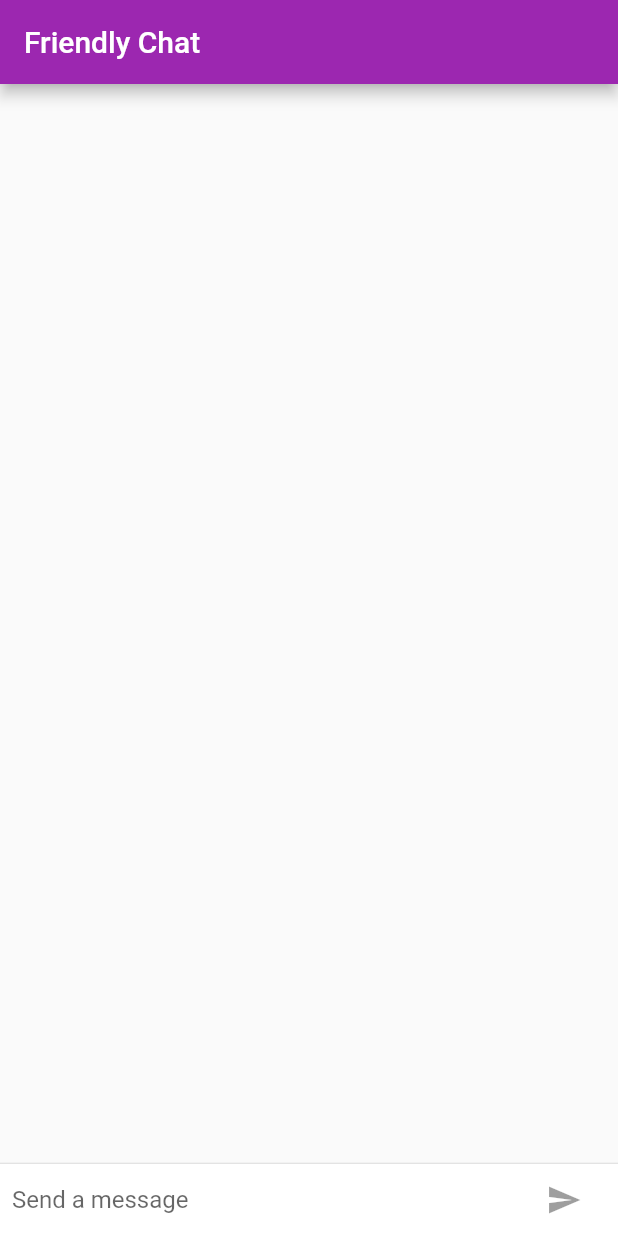
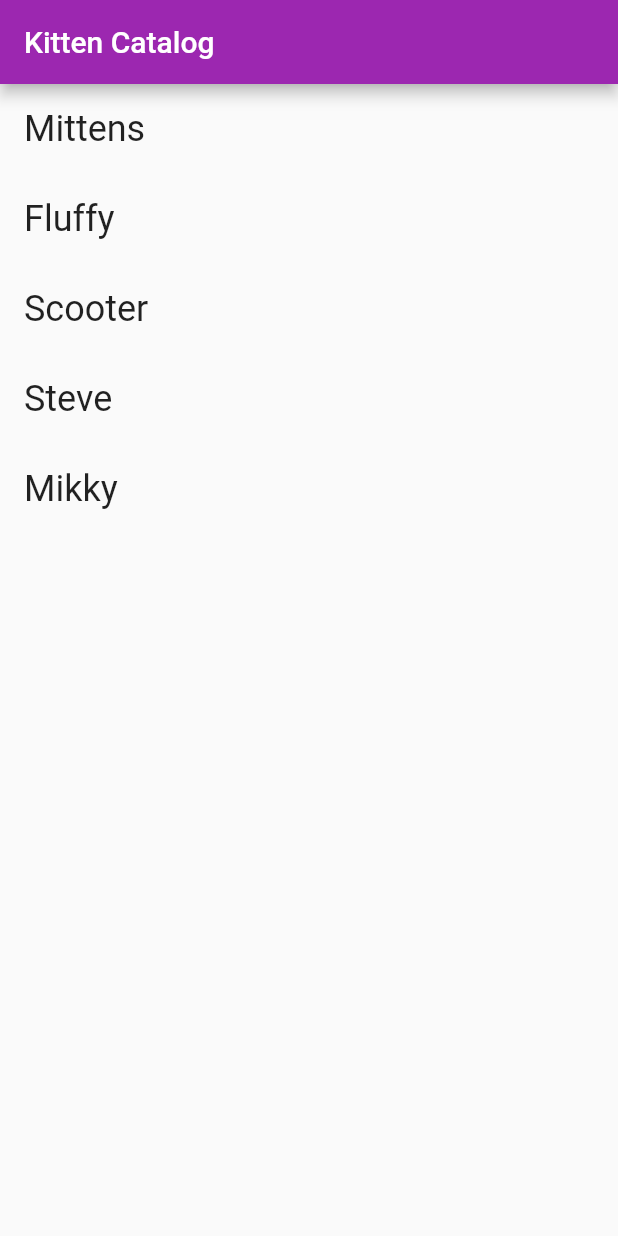
Before and after one commit to BennAjax/FlutterHub, a Flutter app: the screen it shows after launch, on a phone screen of 412 x 824 dp. Run offline on Flutter 3.47's test engine with Material 2 defaults, Android fonts, the phone set to English and light mode, and no system bars.

Commit message:
kitten app

```diff
--- a/lib/main.dart
+++ b/lib/main.dart
@@ -2,193 +2,139 @@ import 'package:flutter/cupertino.dart';
 import 'package:flutter/foundation.dart';
 import 'package:flutter/material.dart';
 
-void main() {
-  runApp(FriendlyChatApp());
-}
+void main() => runApp(const KittenApp());
 
-final ThemeData kIOSTheme = ThemeData(
-  primarySwatch: Colors.orange,
-  primaryColor: Colors.grey[100],
-  primaryColorBrightness: Brightness.light,
-);
+class KittenApp extends StatelessWidget {
+  const KittenApp();
 
-final ThemeData kDefaultTheme = ThemeData(
-  primarySwatch: Colors.purple,
-  accentColor: Colors.orangeAccent[400],
-);
-
-class FriendlyChatApp extends StatelessWidget {
   @override
   Widget build(BuildContext context) {
     return MaterialApp(
-        title: 'FriendlyChat',
-        theme: defaultTargetPlatform == TargetPlatform.iOS // NEW
-            ? kIOSTheme                                      // NEW
-            : kDefaultTheme,
-        home: ChatScreen()
-    );
+        title: 'kitten App',
+        theme: ThemeData(
+            primarySwatch: Colors.purple,
+            buttonColor: Colors.purple,
+            buttonTheme: ButtonThemeData(textTheme: ButtonTextTheme.primary)),
+        home: HomePage());
   }
 }
 
-class ChatScreen extends StatefulWidget {
-  @override
-  _ChatScreenState createState() => _ChatScreenState();
+// Because IOS Simulators and Android emulators use different addresses to represent the machine they are running on
+final String server = defaultTargetPlatform == TargetPlatform.android
+    ? "192.168.43.253"
+    : "localhost";
+
+class Kitten {
+  const Kitten({this.name, this.description, this.age, this.imageUrl});
+
+  final String name;
+  final String description;
+  final int age;
+  final String imageUrl;
 }
 
-class _ChatScreenState extends State<ChatScreen> with TickerProviderStateMixin {
-  final _textController = TextEditingController();
-  final List<ChatMessage> _messages = [];
-  final FocusNode _focusNode = FocusNode();
-  bool _isComposing = false;
+final List<Kitten> _kittens = <Kitten>[
+  Kitten(
+    name: 'Mittens',
+    description:
+        'This pinnacle of cats. When Mittens sits in your lap, you feel like royalty.',
+    age: 11,
+    imageUrl: 'kitten0.jpg',
+  ),
+  Kitten(
+    name: 'Fluffy',
+    description: 'World\'s cutest kitten, Seriously, we did the research',
+    age: 3,
+    imageUrl: 'kitten1.jpg',
+  ),
+  Kitten(
+    name: 'Scooter',
+    description: 'Chases string faster than 9/10 competing kittens',
+    age: 2,
+    imageUrl: 'kitten2.jpg',
+  ),
+  Kitten(
+    name: 'Steve',
+    description: 'Steve is cool and just kind of hangs out',
+    age: 4,
+    imageUrl: 'kitten3.jpg',
+  ),
+  Kitten(
+    name: 'Mikky',
+    description: 'Cool like a sheep but furious as a tiger',
+    age: 6,
+    imageUrl: 'kitten4.png',
+  )
+];
 
+Widget _dialogBuilder(BuildContext context, Kitten kitten) {
+  final ThemeData themeData = Theme.of(context);
+  return SimpleDialog(
+    contentPadding: EdgeInsets.zero,
+    children: <Widget>[
+      Image.asset('assets/images/${kitten.imageUrl}', fit: BoxFit.fill),
+      Padding(
+        padding: EdgeInsets.all(16.0),
+        child: Column(
+          crossAxisAlignment: CrossAxisAlignment.stretch,
+          children: <Widget>[
+            Text(
+              kitten.name,
+              style: themeData.textTheme.headline4,
+            ),
+            Text('${kitten.age} months old',
+                style: themeData.textTheme.subtitle1
+                    .copyWith(fontStyle: FontStyle.italic)),
+            SizedBox(height: 16.0),
+            Text(kitten.description, style: themeData.textTheme.bodyText1),
+            SizedBox(height: 16.0),
+            Align(
+              alignment: Alignment.centerRight,
+              child: Wrap(
+                children: <Widget>[
+                  FlatButton(
+                    onPressed: () => {Navigator.of(context).pop()},
+                    child: Text('I\'M ALLERGIC'),
+                  ),
+                  RaisedButton(
+                    onPressed: () => {},
+                    child: Text('ADOPT'),
+                  )
+                ],
+              ),
+            )
+          ],
+        ),
+      )
+    ],
+  );
+}
+
+Widget _listItemBuilder(BuildContext context, int index) {
+  return GestureDetector(
+    onTap: () => showDialog(
+        context: context,
+        builder: (context) => _dialogBuilder(context, _kittens[index])),
+    child: Container(
+      padding: const EdgeInsets.only(left: 16.0),
+      alignment: Alignment.centerLeft,
+      child: Text(_kittens[index].name,
+          style: Theme.of(context).textTheme.headline),
+    ),
+  );
+}
+
+class HomePage extends StatelessWidget {
   @override
   Widget build(BuildContext context) {
     return Scaffold(
       appBar: AppBar(
-        title: Text('Friendly Chat'),
-        elevation: Theme.of(context).platform == TargetPlatform.iOS ? 0.0 : 4.0,
+        title: Text('Kitten Catalog'),
       ),
-      body: Container(
-        child: Column(
-          // MODIFIED
-          children: [
-            // NEW
-            Flexible(
-              // NEW
-              child: ListView.builder(
-                // NEW
-                padding: EdgeInsets.all(8.0), // NEW
-                reverse: true, // NEW
-                itemBuilder: (_, int index) => _messages[index], // NEW
-                itemCount: _messages.length, // NEW
-              ), // NEW
-            ), // NEW
-            Divider(height: 1.0), // NEW
-            Container(
-              // NEW
-              decoration:
-                  BoxDecoration(color: Theme.of(context).cardColor), // NEW
-              child: _buildTextComposer(), //MODIFIED
-            ), // NEW
-          ], // NEW
-        ),
-          decoration: Theme.of(context).platform == TargetPlatform.iOS // NEW
-              ? BoxDecoration(          // NEW
-            border: Border(       // NEW
-              top: BorderSide(color: Colors.grey[200]), // NEW
-            ),                    // NEW
-          )                       // NEW
-              : null),
-    );// NEW
-  }
-
-  Widget _buildTextComposer() {
-    return IconTheme(
-      data: IconThemeData(color: Theme.of(context).accentColor),
-      child: Container(
-          margin: EdgeInsets.symmetric(horizontal: 8.0),
-          child: Row(
-            children: <Widget>[
-              Flexible(
-                child: TextField(
-                  controller: _textController,
-                  onChanged: (String text) {
-                    setState(() {
-                      _isComposing = text.length > 0;
-                    });
-                  },
-                  onSubmitted: _isComposing ? _handleSubmitted : null, //
-                  decoration:
-                      InputDecoration.collapsed(hintText: 'Send a message'),
-                  focusNode: _focusNode,
-                ),
-              ),
-              Container(
-                  margin: EdgeInsets.symmetric(horizontal: 4.0),
-                  child: Theme.of(context).platform == TargetPlatform.iOS ? // MODIFIED
-                  CupertinoButton(                                      // NEW
-                    child: Text('Send'),                                // NEW
-                    onPressed: _isComposing                             // NEW
-                        ? () =>  _handleSubmitted(_textController.text) // NEW
-                        : null,) :   IconButton(
-                    icon: const Icon(Icons.send),
-                    onPressed: _isComposing // MODIFIED
-                        ? () =>
-                            _handleSubmitted(_textController.text) // MODIFIED
-                        : null,
-                  ))
-            ],
-          )),
-    );
-  }
-
-  void _handleSubmitted(String text) {
-    _textController.clear();
-    setState(() {                             // NEW
-      _isComposing = false;                   // NEW
-    });
-    ChatMessage message = ChatMessage(
-      //NEW
-      text: text,
-      animationController: AnimationController(
-        // NEW
-        duration: const Duration(milliseconds: 700), // NEW
-        vsync: this, // NEW
-      ), //NEW
-    ); //NEW
-    setState(() {
-      //NEW
-      _messages.insert(0, message); //NEW
-    });
-    _focusNode.requestFocus(); // Add focus to textfield after submission
-    message.animationController.forward();
-  }
-
-  @override
-  void dispose() {
-    for (ChatMessage message in _messages)
-      message.animationController.dispose();
-    super.dispose();
-  }
-}
-
-class ChatMessage extends StatelessWidget {
-  final String text;
-  final AnimationController animationController;
-
-  ChatMessage({this.text, this.animationController}); // NEW
-
-  @override
-  Widget build(BuildContext context) {
-    String _name = 'Benn';
-
-    return SizeTransition(
-      sizeFactor:
-          CurvedAnimation(parent: animationController, curve: Curves.easeOut),
-      axisAlignment: 0.0,
-      child: Container(
-        margin: EdgeInsets.symmetric(vertical: 10.0),
-        child: Row(
-          crossAxisAlignment: CrossAxisAlignment.start,
-          children: [
-            Container(
-              margin: const EdgeInsets.only(right: 16.0),
-              child: CircleAvatar(child: Text(_name[0])),
-            ),
-            Expanded(
-              child: Column(
-                crossAxisAlignment: CrossAxisAlignment.start,
-                children: [
-                  Text(_name, style: Theme.of(context).textTheme.headline4),
-                  Container(
-                    margin: EdgeInsets.only(top: 5.0),
-                    child: Text(text),
-                  ),
-                ],
-              ),
-            ),
-          ],
-        ),
+      body: ListView.builder(
+        itemBuilder: _listItemBuilder,
+        itemCount: _kittens.length,
+        itemExtent: 60.0,
       ),
     );
   }
--- a/pubspec.yaml
+++ b/pubspec.yaml
@@ -46,7 +46,7 @@ flutter:
 
   # To add assets to your application, add an assets section, like this:
   assets:
-    - assets/images/lake.jpg
+    - assets/images/
   #   - images/a_dot_ham.jpeg
 
   # An image asset can refer to one or more resolution-specific "variants", see
```
Also changed, not shown: assets/images/kitten0.jpg (added), assets/images/kitten1.jpg (added), assets/images/kitten2.jpg (added), assets/images/kitten3.jpg (added), assets/images/kitten4.png (added), assets/images/kitten5.jpg (added).
